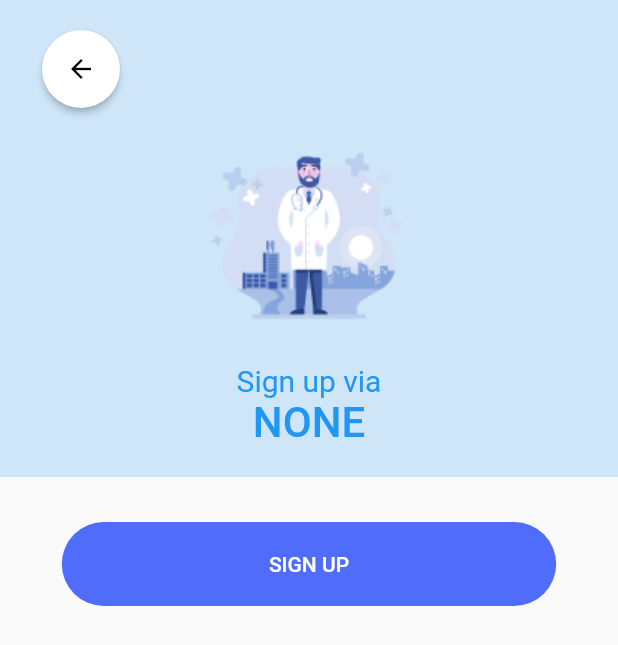
After one commit to codeforpakistan/SolutionSeekers, a Flutter app: the UserSpecificSignupScreen screen opened directly, on a phone screen of 412 x 824 dp. The commit adds this screen. Shown: the top 645 px of the screen. Run offline on Flutter 3.47's test engine with Material 2 defaults, Android fonts, the phone set to English and light mode, and no system bars; our stand-ins replace flutter_svg, toast.

Commit message:
added new screens

```diff
--- /dev/null
+++ b/lib/ui/screens/user_specific_signup_screen.dart
@@ -0,0 +1,182 @@
+import 'package:faryaad/ui/widgets/back_button_widget.dart';
+import 'package:faryaad/ui/widgets/circular_input_widget.dart';
+import 'package:faryaad/utils/global.dart';
+import 'package:faryaad/ui/widgets/circular_button_widget.dart';
+import 'package:flutter/material.dart';
+
+class UserSpecificSignupScreen extends StatefulWidget {
+  final UserType currentSelection;
+
+  UserSpecificSignupScreen({this.currentSelection});
+
+  @override
+  _UserSpecificSignupScreenState createState() =>
+      _UserSpecificSignupScreenState();
+}
+
+class _UserSpecificSignupScreenState extends State<UserSpecificSignupScreen> {
+  @override
+  Widget build(BuildContext context) {
+    return SafeArea(
+        child: Scaffold(
+      body: ListView(
+        children: [
+          Container(
+            color: ThemeConstants.background.withOpacity(0.2),
+            child: Stack(
+              children: [
+                Column(
+                  children: [
+                    Container(
+                        margin: EdgeInsets.only(top: 20, left: 10),
+                        alignment: Alignment.topLeft,
+                        child: BackButtonWidget()),
+                    Container(
+                      padding: EdgeInsets.all(16),
+                      alignment: Alignment.center,
+                      child: Image.asset(getImageAccordingToUserType()),
+                    ),
+                    Text(
+                      "Sign up via",
+                      style: TextStyle(
+                          color: ThemeConstants.background, fontSize: 20),
+                    ),
+                    Text(
+                      getTextAccordingToUserType(),
+                      style: TextStyle(
+                          color: ThemeConstants.background,
+                          fontSize: 28,
+                          fontWeight: FontWeight.w500),
+                    ),
+                    heightBetweenWidgets(),
+                    heightBetweenWidgets(),
+                  ],
+                ),
+              ],
+            ),
+          ),
+          Column(
+            children: [
+              heightBetweenWidgets(),
+              getScreenAccordingToUserType(),
+              heightBetweenWidgets(),
+              CircularButtonWidget(
+                text: "SIGN UP",
+                press: () {},
+              )
+            ],
+          ),
+        ],
+      ),
+    ));
+  }
+
+  Widget getNGOFields() {
+    return Column(
+      mainAxisAlignment: MainAxisAlignment.center,
+      children: [
+        heightBetweenWidgets(),
+        CircularInputWidget(
+          hintText: "Enter account details",
+          hintTextColor: Colors.grey,
+        ),
+        smallHeightBetweenWidgets(),
+        CircularInputWidget(
+          hintText: "Enter license details",
+          hintTextColor: Colors.grey,
+        ),
+      ],
+    );
+  }
+
+  Widget getDoctorFields() {
+    return Column(
+      mainAxisAlignment: MainAxisAlignment.center,
+      children: [
+        heightBetweenWidgets(),
+        CircularInputWidget(
+          hintText: "Email address",
+          hintTextColor: Colors.grey,
+        ),
+        smallHeightBetweenWidgets(),
+        CircularInputWidget(
+          hintText: "Password",
+          hintTextColor: Colors.grey,
+        ),
+      ],
+    );
+  }
+
+  Widget getDonorFields() {
+    return Column(
+      mainAxisAlignment: MainAxisAlignment.center,
+      children: [
+        heightBetweenWidgets(),
+        CircularInputWidget(
+          hintText: "Email address",
+          hintTextColor: Colors.grey,
+        ),
+        smallHeightBetweenWidgets(),
+        CircularInputWidget(
+          hintText: "Password",
+          hintTextColor: Colors.grey,
+        ),
+      ],
+    );
+  }
+
+  Widget getScreenAccordingToUserType() {
+    Widget toReturn = Container();
+    switch (widget.currentSelection) {
+      case UserType.NGO:
+        return getNGOFields();
+        break;
+      case UserType.DOCTOR:
+        return getDoctorFields();
+        break;
+      case UserType.DONOR:
+        return getDonorFields();
+        break;
+      default:
+        return toReturn;
+    }
+  }
+
+  String getTextAccordingToUserType() {
+    String toReturn = "NONE";
+    switch (widget.currentSelection) {
+      case UserType.NGO:
+        toReturn = "NGO";
+        break;
+      case UserType.DOCTOR:
+        toReturn = "DOCTOR";
+        break;
+      case UserType.DONOR:
+        toReturn = "DONOR";
+        break;
+      default:
+        toReturn = "NONE";
+        break;
+    }
+    return toReturn;
+  }
+
+  String getImageAccordingToUserType() {
+    String toReturn = 'assets/images/type_doctor.png';
+    switch (widget.currentSelection) {
+      case UserType.NGO:
+        toReturn = 'assets/images/type_ngo.png';
+        break;
+      case UserType.DOCTOR:
+        toReturn = 'assets/images/type_doctor.png';
+        break;
+      case UserType.DONOR:
+        toReturn = 'assets/images/type_donor.png';
+        break;
+      default:
+        toReturn = 'assets/images/type_doctor.png';
+        break;
+    }
+    return toReturn;
+  }
+}
--- a/lib/ui/widgets/back_button_widget.dart
+++ b/lib/ui/widgets/back_button_widget.dart
@@ -2,7 +2,8 @@ import 'package:flutter/material.dart';
 
 class BackButtonWidget extends StatelessWidget {
   final bool isLoginPage;
-  BackButtonWidget({this.isLoginPage = false});
+  final Color color;
+  BackButtonWidget({this.isLoginPage = false, this.color = Colors.white});
 
   @override
   Widget build(BuildContext context) {
@@ -11,7 +12,7 @@ class BackButtonWidget extends StatelessWidget {
         if (!isLoginPage) Navigator.of(context).pop();
       },
       textColor: Colors.black,
-      color: Colors.white,
+      color: color,
       child: Icon(
         Icons.arrow_back,
         size: 20,
--- a/lib/utils/global.dart
+++ b/lib/utils/global.dart
@@ -20,3 +20,5 @@ Widget smallHeightBetweenWidgets() {
 Widget widthBetweenWidgets() {
   return SizedBox(width: 10);
 }
+
+enum UserType { NONE, NGO, DOCTOR, DONOR }
```
Also changed, not shown: lib/ui/screens/user_type_selection_screen.dart (+3 -4 lines).
